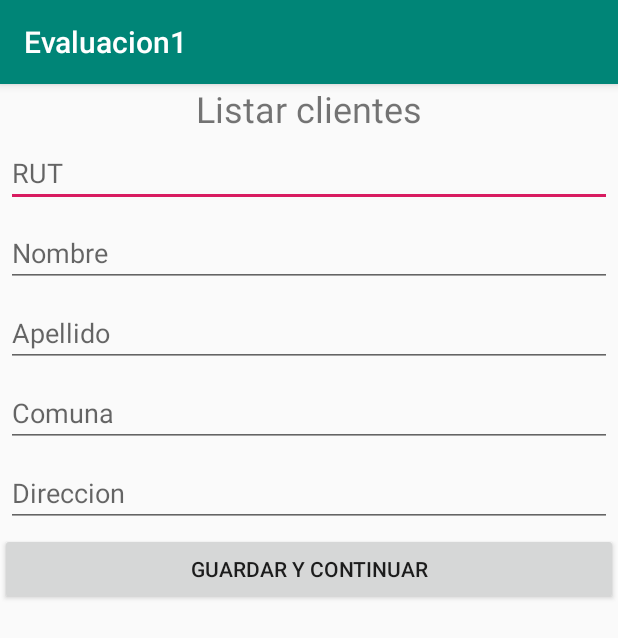
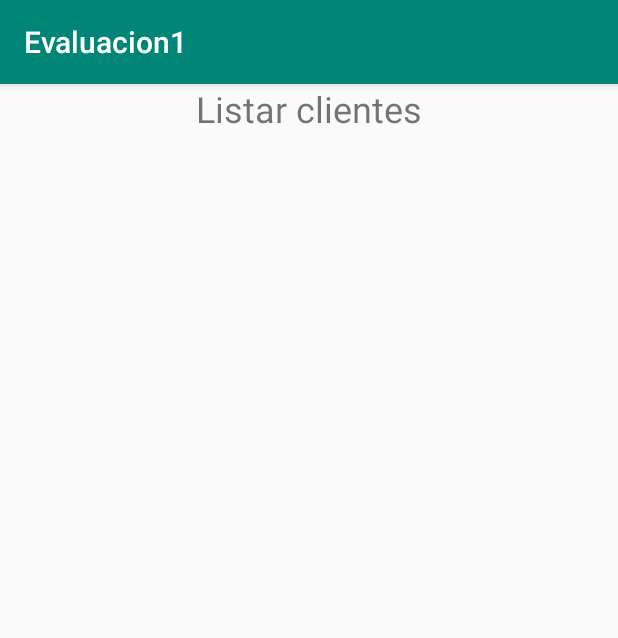
Before and after one commit to catapim/evaluacion1, an Android app: the Listar screen opened directly, with no data from a screen before it, on a phone screen of 412 x 824 dp. Shown: the top 638 px of the screen. Run offline under Robolectric (Android 15) with nearby library versions, the phone set to English and light mode, and no system bars.

Commit message:
falta listar, corroborar guardado de inputs y parte de detalles

```diff
--- a/app/src/main/java/evaluacion1/evaluacion1/Registro.kt
+++ b/app/src/main/java/evaluacion1/evaluacion1/Registro.kt
@@ -52,10 +52,21 @@ class Registro : AppCompatActivity() {
         var getDireccion = inDireccion.text.toString()
 
         var buttonGuardar = btnGuardar.setOnClickListener{
-            var rutIntento = Intent(this,Detalles::class.java)
+            var rutIntento = Intent(this,Listar::class.java)
             rutIntento.putExtra("msgRut",getRut)
 
+        }
 
-        }
+        var inNom  = Intent(this,Listar::class.java)
+        inNom.putExtra("msgNom",getRut)
+        var inApe = Intent(this,Listar::class.java)
+        inApe.putExtra("msgApe",getApellido)
+
+        var inComu= Intent(this,Listar::class.java)
+        inComu.putExtra("msgComu",getComuna)
+
+        var inDire= Intent(this,Listar::class.java)
+        inDire.putExtra("msgDire",getDireccion)
+
     }
 }
--- a/app/src/main/res/layout/activity_listar.xml
+++ b/app/src/main/res/layout/activity_listar.xml
@@ -12,37 +12,4 @@
             android:layout_width="match_parent"
             android:layout_height="wrap_content" android:id="@+id/titleListar" android:textAlignment="center"
             android:textSize="24sp"/>
-    <EditText
-            android:layout_width="match_parent"
-            android:layout_height="wrap_content"
-            android:ems="10"
-            android:id="@+id/inRut3" android:inputType="number" android:layout_margin="4dp" android:hint="RUT"/>
-    <EditText
-            android:layout_width="match_parent"
-            android:layout_height="wrap_content"
-            android:inputType="textPersonName"
-            android:ems="10"
-            android:id="@+id/inNombre3" android:layout_margin="4dp" android:hint="Nombre"/>
-    <EditText
-            android:layout_width="match_parent"
-            android:layout_height="wrap_content"
-            android:inputType="textPersonName"
-            android:ems="10"
-            android:id="@+id/inApellido3" android:layout_margin="4dp" android:hint="Apellido"/>
-    <EditText
-            android:layout_width="match_parent"
-            android:layout_height="wrap_content"
-            android:inputType="textPersonName"
-            android:ems="10"
-            android:id="@+id/inComuna3" android:layout_margin="4dp" android:hint="Comuna"/>
-    <EditText
-            android:layout_width="match_parent"
-            android:layout_height="wrap_content"
-            android:inputType="textPersonName"
-            android:ems="10"
-            android:id="@+id/inDireccion3" android:layout_margin="4dp" android:hint="Direccion"/>
-    <Button
-            android:text="Guardar y continuar"
-            android:layout_width="match_parent"
-            android:layout_height="wrap_content" android:id="@+id/btnRegistrar3"/>
 </LinearLayout>
```
